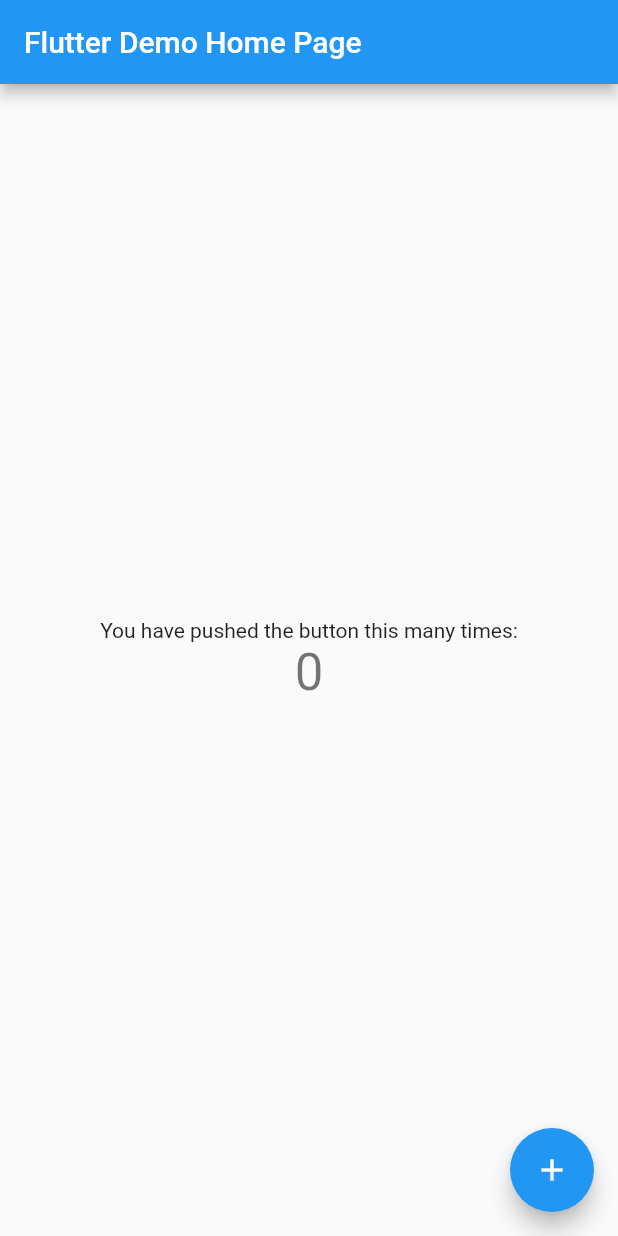
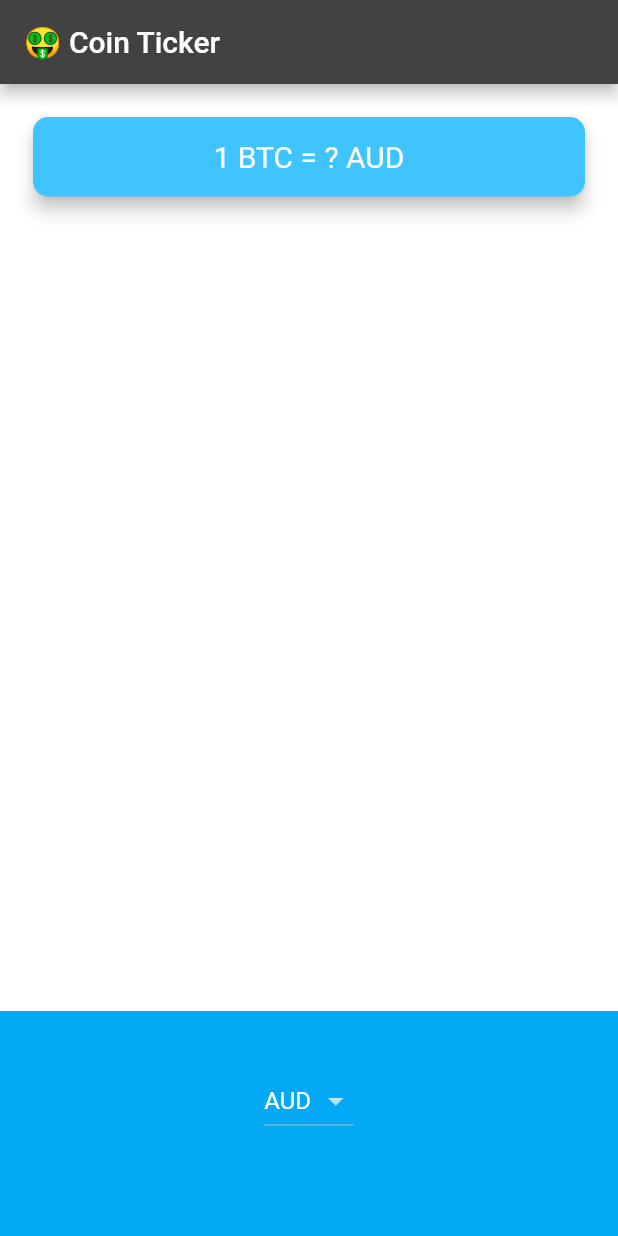
Before and after one commit to Anna-K-S/bitcoin_ticker, a Flutter app: the screen it shows after launch, on a phone screen of 412 x 824 dp. Run offline on Flutter 3.47's test engine with Material 2 defaults, Android fonts, the phone set to English and light mode, and no system bars.

Commit message:
first part
Создан основной экран приложения. С выпадающим списков валют. 'DropdownButton' используется для Android и других платформ. Для отображения списка в стиле IOS 'CupertinoPicker'.

```diff
--- /dev/null
+++ b/lib/coin_data.dart
@@ -0,0 +1,31 @@
+const List<String> currenciesList = [
+  'AUD',
+  'BRL',
+  'CAD',
+  'CNY',
+  'EUR',
+  'GBP',
+  'HKD',
+  'IDR',
+  'ILS',
+  'INR',
+  'JPY',
+  'MXN',
+  'NOK',
+  'NZD',
+  'PLN',
+  'RON',
+  'RUB',
+  'SEK',
+  'SGD',
+  'USD',
+  'ZAR'
+];
+
+const List<String> cryptoList = [
+  'BTC',
+  'ETH',
+  'LTC',
+];
+
+class CoinData {}
--- a/lib/main.dart
+++ b/lib/main.dart
@@ -1,115 +1,18 @@
 import 'package:flutter/material.dart';
+import 'price_screen.dart';
 
-void main() {
-  runApp(const MyApp());
-}
+void main() => runApp(const Bitcoin());
 
-class MyApp extends StatelessWidget {
-  const MyApp({super.key});
+class Bitcoin extends StatelessWidget {
+  const Bitcoin({super.key});
 
-  // This widget is the root of your application.
   @override
   Widget build(BuildContext context) {
     return MaterialApp(
-      title: 'Flutter Demo',
-      theme: ThemeData(
-        // This is the theme of your application.
-        //
-        // Try running your application with "flutter run". You'll see the
-        // application has a blue toolbar. Then, without quitting the app, try
-        // changing the primarySwatch below to Colors.green and then invoke
-        // "hot reload" (press "r" in the console where you ran "flutter run",
-        // or simply save your changes to "hot reload" in a Flutter IDE).
-        // Notice that the counter didn't reset back to zero; the application
-        // is not restarted.
-        primarySwatch: Colors.blue,
-      ),
-      home: const MyHomePage(title: 'Flutter Demo Home Page'),
+      theme: ThemeData.dark().copyWith(
+          primaryColor: Colors.lightBlue,
+          scaffoldBackgroundColor: Colors.white),
+      home: const PriceScreen(),
     );
   }
 }
-
-class MyHomePage extends StatefulWidget {
-  const MyHomePage({super.key, required this.title});
-
-  // This widget is the home page of your application. It is stateful, meaning
-  // that it has a State object (defined below) that contains fields that affect
-  // how it looks.
-
-  // This class is the configuration for the state. It holds the values (in this
-  // case the title) provided by the parent (in this case the App widget) and
-  // used by the build method of the State. Fields in a Widget subclass are
-  // always marked "final".
-
-  final String title;
-
-  @override
-  State<MyHomePage> createState() => _MyHomePageState();
-}
-
-class _MyHomePageState extends State<MyHomePage> {
-  int _counter = 0;
-
-  void _incrementCounter() {
-    setState(() {
-      // This call to setState tells the Flutter framework that something has
-      // changed in this State, which causes it to rerun the build method below
-      // so that the display can reflect the updated values. If we changed
-      // _counter without calling setState(), then the build method would not be
-      // called again, and so nothing would appear to happen.
-      _counter++;
-    });
-  }
-
-  @override
-  Widget build(BuildContext context) {
-    // This method is rerun every time setState is called, for instance as done
-    // by the _incrementCounter method above.
-    //
-    // The Flutter framework has been optimized to make rerunning build methods
-    // fast, so that you can just rebuild anything that needs updating rather
-    // than having to individually change instances of widgets.
-    return Scaffold(
-      appBar: AppBar(
-        // Here we take the value from the MyHomePage object that was created by
-        // the App.build method, and use it to set our appbar title.
-        title: Text(widget.title),
-      ),
-      body: Center(
-        // Center is a layout widget. It takes a single child and positions it
-        // in the middle of the parent.
-        child: Column(
-          // Column is also a layout widget. It takes a list of children and
-          // arranges them vertically. By default, it sizes itself to fit its
-          // children horizontally, and tries to be as tall as its parent.
-          //
-          // Invoke "debug painting" (press "p" in the console, choose the
-          // "Toggle Debug Paint" action from the Flutter Inspector in Android
-          // Studio, or the "Toggle Debug Paint" command in Visual Studio Code)
-          // to see the wireframe for each widget.
-          //
-          // Column has various properties to control how it sizes itself and
-          // how it positions its children. Here we use mainAxisAlignment to
-          // center the children vertically; the main axis here is the vertical
-          // axis because Columns are vertical (the cross axis would be
-          // horizontal).
-          mainAxisAlignment: MainAxisAlignment.center,
-          children: <Widget>[
-            const Text(
-              'You have pushed the button this many times:',
-            ),
-            Text(
-              '$_counter',
-              style: Theme.of(context).textTheme.headlineMedium,
-            ),
-          ],
-        ),
-      ),
-      floatingActionButton: FloatingActionButton(
-        onPressed: _incrementCounter,
-        tooltip: 'Increment',
-        child: const Icon(Icons.add),
-      ), // This trailing comma makes auto-formatting nicer for build methods.
-    );
-  }
-}
--- /dev/null
+++ b/lib/price_screen.dart
@@ -0,0 +1,114 @@
+import 'package:flutter/material.dart';
+import 'coin_data.dart';
+import 'package:flutter/cupertino.dart';
+import 'dart:io' show Platform;
+
+class PriceScreen extends StatefulWidget {
+  const PriceScreen({super.key});
+
+  @override
+  _PriceScreenState createState() => _PriceScreenState();
+}
+
+class _PriceScreenState extends State<PriceScreen> {
+  late String _selectedCurrency;
+
+  @override
+  void initState() {
+    super.initState();
+    _selectedCurrency =
+        currenciesList[0]; // Установка начального значения для выбранной валюты
+  }
+
+  @override
+  Widget build(BuildContext context) {
+    return Scaffold(
+      appBar: AppBar(
+        title: const Text('🤑 Coin Ticker'),
+      ),
+      body: Column(
+        mainAxisAlignment: MainAxisAlignment.spaceBetween,
+        crossAxisAlignment: CrossAxisAlignment.stretch,
+        children: <Widget>[
+          Padding(
+            padding: const EdgeInsets.fromLTRB(18.0, 18.0, 18.0, 0),
+            child: Card(
+              color: Colors.lightBlueAccent,
+              elevation: 5.0,
+              shape: RoundedRectangleBorder(
+                borderRadius: BorderRadius.circular(10.0),
+              ),
+              child: Padding(
+                padding: const EdgeInsets.symmetric(
+                    vertical: 15.0, horizontal: 28.0),
+                child: Text(
+                  '1 BTC = ? $_selectedCurrency',
+                  textAlign: TextAlign.center,
+                  style: const TextStyle(
+                    fontSize: 20.0,
+                    color: Colors.white,
+                  ),
+                ),
+              ),
+            ),
+          ),
+          Container(
+            height: 150.0,
+            alignment: Alignment.center,
+            padding: const EdgeInsets.only(bottom: 30.0),
+            color: Colors.lightBlue,
+            child: Platform.isIOS ? iosPicker() : androidDropdown(),
+          ),
+        ],
+      ),
+    );
+  }
+
+//для платформы android и др
+  DropdownButton<String> androidDropdown() {
+    //создание пустого списка,где будут элементы выпадающего списка
+    List<DropdownMenuItem<String>> dropdownItems = [];
+    //используем цикл 'for...in'
+    for (String currency in currenciesList) {
+      final newItem = DropdownMenuItem<String>(
+        value: currency,
+        child: Text(currency),
+      );
+      dropdownItems.add(newItem);
+    }
+
+    return DropdownButton<String>(
+      value: _selectedCurrency,
+      items: dropdownItems,
+      onChanged: (value) {
+        setState(() {
+          //обновляет '_selectedCurrency ' при выборе новой валюты
+          _selectedCurrency = value!;
+        });
+      },
+    );
+  }
+//для IOS
+  CupertinoPicker iosPicker() {
+    List<Text> pickerItems = [];
+    for (String currency in currenciesList) {
+      pickerItems.add(
+        Text(
+          currency,
+        ),
+      );
+    }
+//отображение выбора из списка элементов в стили ios
+    return CupertinoPicker(
+      itemExtent: 35.0,
+      onSelectedItemChanged: (selectedIndex) {
+        setState(() {
+          _selectedCurrency = currenciesList[selectedIndex];
+        });
+
+      },
+      children: pickerItems,
+    );
+  }
+
+}
```
Also changed, not shown: 1 other file.
